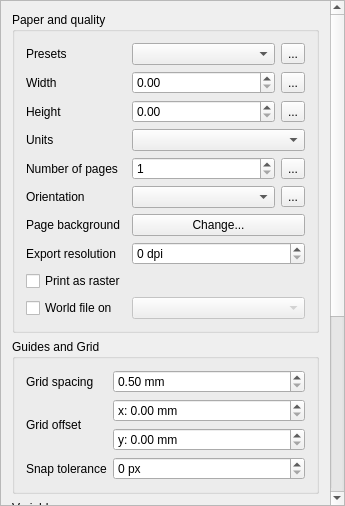
Old version of the form src/ui/composer/qgscompositionwidgetbase.ui in the repository carsmie/QGIS.
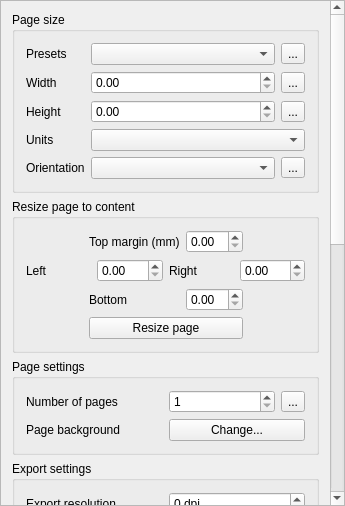
New version of the form. Custom widgets are drawn as their Qt base class.

Commit message:
[FEATURE][composer] Add fit page to contents option
New option in the composition panel, with optional extra margins
to add

Sponsored by NIWA

```diff
--- a/src/ui/composer/qgscompositionwidgetbase.ui
+++ b/src/ui/composer/qgscompositionwidgetbase.ui
@@ -59,9 +59,9 @@
       <property name="geometry">
        <rect>
         <x>0</x>
-        <y>-337</y>
+        <y>0</y>
         <width>327</width>
-        <height>841</height>
+        <height>1085</height>
        </rect>
       </property>
       <layout class="QVBoxLayout" name="verticalLayout_2">
@@ -71,7 +71,7 @@
           <enum>Qt::StrongFocus</enum>
          </property>
          <property name="title">
-          <string>Paper and quality</string>
+          <string>Page size</string>
          </property>
          <property name="syncGroup" stdset="0">
           <string notr="true">composeritem</string>
@@ -79,7 +79,53 @@
          <property name="collapsed" stdset="0">
           <bool>false</bool>
          </property>
-         <layout class="QGridLayout" name="gridLayout" columnstretch="0,1">
+         <layout class="QGridLayout" name="gridLayout" columnstretch="0,0">
+          <item row="4" column="0">
+           <widget class="QLabel" name="textLabel7">
+            <property name="text">
+             <string>Orientation</string>
+            </property>
+            <property name="wordWrap">
+             <bool>true</bool>
+            </property>
+            <property name="buddy">
+             <cstring>mPaperOrientationComboBox</cstring>
+            </property>
+           </widget>
+          </item>
+          <item row="2" column="0">
+           <widget class="QLabel" name="label_2">
+            <property name="text">
+             <string>Height</string>
+            </property>
+            <property name="wordWrap">
+             <bool>true</bool>
+            </property>
+           </widget>
+          </item>
+          <item row="3" column="1">
+           <widget class="QComboBox" name="mPaperUnitsComboBox">
+            <property name="enabled">
+             <bool>true</bool>
+            </property>
+            <property name="sizePolicy">
+             <sizepolicy hsizetype="Expanding" vsizetype="Fixed">
+              <horstretch>0</horstretch>
+              <verstretch>0</verstretch>
+             </sizepolicy>
+            </property>
+           </widget>
+          </item>
+          <item row="3" column="0">
+           <widget class="QLabel" name="label_3">
+            <property name="text">
+             <string>Units</string>
+            </property>
+            <property name="wordWrap">
+             <bool>true</bool>
+            </property>
+           </widget>
+          </item>
           <item row="0" column="0">
            <widget class="QLabel" name="textLabel3">
             <property name="text">
@@ -93,6 +139,72 @@
             </property>
            </widget>
           </item>
+          <item row="2" column="1">
+           <layout class="QHBoxLayout" name="horizontalLayout_3">
+            <item>
+             <widget class="QgsDoubleSpinBox" name="mPaperHeightDoubleSpinBox">
+              <property name="sizePolicy">
+               <sizepolicy hsizetype="Preferred" vsizetype="Minimum">
+                <horstretch>0</horstretch>
+                <verstretch>0</verstretch>
+               </sizepolicy>
+              </property>
+              <property name="prefix">
+               <string/>
+              </property>
+              <property name="suffix">
+               <string/>
+              </property>
+              <property name="maximum">
+               <double>99999.000000000000000</double>
+              </property>
+              <property name="showClearButton" stdset="0">
+               <bool>false</bool>
+              </property>
+             </widget>
+            </item>
+            <item>
+             <widget class="QgsDataDefinedButton" name="mPaperHeightDDBtn">
+              <property name="text">
+               <string>...</string>
+              </property>
+             </widget>
+            </item>
+           </layout>
+          </item>
+          <item row="1" column="1">
+           <layout class="QHBoxLayout" name="horizontalLayout_2">
+            <item>
+             <widget class="QgsDoubleSpinBox" name="mPaperWidthDoubleSpinBox">
+              <property name="sizePolicy">
+               <sizepolicy hsizetype="Preferred" vsizetype="Minimum">
+                <horstretch>0</horstretch>
+                <verstretch>0</verstretch>
+               </sizepolicy>
+              </property>
+              <property name="prefix">
+               <string/>
+              </property>
+              <property name="suffix">
+               <string/>
+              </property>
+              <property name="maximum">
+               <double>99999.000000000000000</double>
+              </property>
+              <property name="showClearButton" stdset="0">
+               <bool>false</bool>
+              </property>
+             </widget>
+            </item>
+            <item>
+             <widget class="QgsDataDefinedButton" name="mPaperWidthDDBtn">
+              <property name="text">
+               <string>...</string>
+              </property>
+             </widget>
+            </item>
+           </layout>
+          </item>
           <item row="0" column="1">
            <layout class="QHBoxLayout" name="horizontalLayout">
             <item>
@@ -127,32 +239,23 @@
             </property>
            </widget>
           </item>
-          <item row="1" column="1">
-           <layout class="QHBoxLayout" name="horizontalLayout_2">
+          <item row="4" column="1">
+           <layout class="QHBoxLayout" name="horizontalLayout_5">
             <item>
-             <widget class="QgsDoubleSpinBox" name="mPaperWidthDoubleSpinBox">
+             <widget class="QComboBox" name="mPaperOrientationComboBox">
+              <property name="enabled">
+               <bool>true</bool>
+              </property>
               <property name="sizePolicy">
-               <sizepolicy hsizetype="Preferred" vsizetype="Minimum">
+               <sizepolicy hsizetype="Expanding" vsizetype="Fixed">
                 <horstretch>0</horstretch>
                 <verstretch>0</verstretch>
                </sizepolicy>
               </property>
-              <property name="prefix">
-               <string/>
-              </property>
-              <property name="suffix">
-               <string/>
-              </property>
-              <property name="maximum">
-               <double>99999.000000000000000</double>
-              </property>
-              <property name="showClearButton" stdset="0">
-               <bool>false</bool>
-              </property>
              </widget>
             </item>
             <item>
-             <widget class="QgsDataDefinedButton" name="mPaperWidthDDBtn">
+             <widget class="QgsDataDefinedButton" name="mPaperOrientationDDBtn">
               <property name="text">
                <string>...</string>
               </property>
@@ -160,73 +263,122 @@
             </item>
            </layout>
           </item>
-          <item row="2" column="0">
-           <widget class="QLabel" name="label_2">
-            <property name="text">
-             <string>Height</string>
-            </property>
-            <property name="wordWrap">
-             <bool>true</bool>
-            </property>
-           </widget>
-          </item>
-          <item row="2" column="1">
-           <layout class="QHBoxLayout" name="horizontalLayout_3">
-            <item>
-             <widget class="QgsDoubleSpinBox" name="mPaperHeightDoubleSpinBox">
-              <property name="sizePolicy">
-               <sizepolicy hsizetype="Preferred" vsizetype="Minimum">
-                <horstretch>0</horstretch>
-                <verstretch>0</verstretch>
-               </sizepolicy>
+         </layout>
+        </widget>
+       </item>
+       <item>
+        <widget class="QgsCollapsibleGroupBoxBasic" name="groupBox_5">
+         <property name="title">
+          <string>Resize page to content</string>
+         </property>
+         <layout class="QVBoxLayout" name="verticalLayout_5">
+          <item>
+           <layout class="QGridLayout" name="gridLayout_5">
+            <item row="0" column="1">
+             <widget class="QLabel" name="label_4">
+              <property name="text">
+               <string>Top margin (mm)</string>
               </property>
-              <property name="prefix">
-               <string/>
+             </widget>
+            </item>
+            <item row="0" column="0">
+             <spacer name="horizontalSpacer">
+              <property name="orientation">
+               <enum>Qt::Horizontal</enum>
               </property>
-              <property name="suffix">
-               <string/>
+              <property name="sizeHint" stdset="0">
+               <size>
+                <width>40</width>
+                <height>20</height>
+               </size>
               </property>
-              <property name="maximum">
-               <double>99999.000000000000000</double>
+             </spacer>
+            </item>
+            <item row="0" column="3">
+             <spacer name="horizontalSpacer_2">
+              <property name="orientation">
+               <enum>Qt::Horizontal</enum>
               </property>
-              <property name="showClearButton" stdset="0">
-               <bool>false</bool>
+              <property name="sizeHint" stdset="0">
+               <size>
+                <width>40</width>
+                <height>20</height>
+               </size>
               </property>
+             </spacer>
+            </item>
+            <item row="0" column="2">
+             <widget class="QgsDoubleSpinBox" name="mTopMarginSpinBox">
+              <property name="singleStep">
+               <double>0.100000000000000</double>
+              </property>
              </widget>
             </item>
-            <item>
-             <widget class="QgsDataDefinedButton" name="mPaperHeightDDBtn">
+            <item row="1" column="0" colspan="4">
+             <layout class="QHBoxLayout" name="horizontalLayout_7">
+              <item>
+               <widget class="QLabel" name="label_5">
+                <property name="text">
+                 <string>Left</string>
+                </property>
+               </widget>
+              </item>
+              <item>
+               <widget class="QgsDoubleSpinBox" name="mLeftMarginSpinBox">
+                <property name="singleStep">
+                 <double>0.100000000000000</double>
+                </property>
+               </widget>
+              </item>
+              <item>
+               <widget class="QLabel" name="label_11">
+                <property name="text">
+                 <string>Right</string>
+                </property>
+               </widget>
+              </item>
+              <item>
+               <widget class="QgsDoubleSpinBox" name="mRightMarginSpinBox">
+                <property name="singleStep">
+                 <double>0.100000000000000</double>
+                </property>
+               </widget>
+              </item>
+             </layout>
+            </item>
+            <item row="2" column="1">
+             <widget class="QLabel" name="label_12">
               <property name="text">
-               <string>...</string>
+               <string>Bottom</string>
               </property>
              </widget>
             </item>
+            <item row="2" column="2">
+             <widget class="QgsDoubleSpinBox" name="mBottomMarginSpinBox">
+              <property name="singleStep">
+               <double>0.100000000000000</double>
+              </property>
+             </widget>
+            </item>
+            <item row="3" column="1" colspan="2">
+             <widget class="QPushButton" name="mResizePageButton">
+              <property name="text">
+               <string>Resize page</string>
+              </property>
+             </widget>
+            </item>
            </layout>
           </item>
-          <item row="3" column="0">
-           <widget class="QLabel" name="label_3">
-            <property name="text">
-             <string>Units</string>
-            </property>
-            <property name="wordWrap">
-             <bool>true</bool>
-            </property>
-           </widget>
-          </item>
-          <item row="3" column="1">
-           <widget class="QComboBox" name="mPaperUnitsComboBox">
-            <property name="enabled">
-             <bool>true</bool>
-            </property>
-            <property name="sizePolicy">
-             <sizepolicy hsizetype="Expanding" vsizetype="Fixed">
-              <horstretch>0</horstretch>
-              <verstretch>0</verstretch>
-             </sizepolicy>
-            </property>
-           </widget>
-          </item>
-          <item row="4" column="0">
+         </layout>
+        </widget>
+       </item>
+       <item>
+        <widget class="QgsCollapsibleGroupBoxBasic" name="groupBox_4">
+         <property name="title">
+          <string>Page settings</string>
+         </property>
+         <layout class="QGridLayout" name="gridLayout_4">
+          <item row="0" column="0">
            <widget class="QLabel" name="mNumPagesLabel">
             <property name="text">
              <string>Number of pages</string>
@@ -236,7 +388,7 @@
             </property>
            </widget>
           </item>
-          <item row="4" column="1">
+          <item row="0" column="1">
            <layout class="QHBoxLayout" name="horizontalLayout_4">
             <item>
              <widget class="QgsSpinBox" name="mNumPagesSpinBox">
@@ -257,65 +409,30 @@
             </item>
            </layout>
           </item>
-          <item row="5" column="0">
-           <widget class="QLabel" name="textLabel7">
-            <property name="text">
-             <string>Orientation</string>
-            </property>
-            <property name="wordWrap">
-             <bool>true</bool>
-            </property>
-            <property name="buddy">
-             <cstring>mPaperOrientationComboBox</cstring>
-            </property>
-           </widget>
-          </item>
-          <item row="5" column="1">
-           <layout class="QHBoxLayout" name="horizontalLayout_5">
-            <item>
-             <widget class="QComboBox" name="mPaperOrientationComboBox">
-              <property name="enabled">
-               <bool>true</bool>
-              </property>
-              <property name="sizePolicy">
-               <sizepolicy hsizetype="Expanding" vsizetype="Fixed">
-                <horstretch>0</horstretch>
-                <verstretch>0</verstretch>
-               </sizepolicy>
-              </property>
-             </widget>
-            </item>
-            <item>
-             <widget class="QgsDataDefinedButton" name="mPaperOrientationDDBtn">
-              <property name="text">
-               <string>...</string>
-              </property>
-             </widget>
-            </item>
-           </layout>
-          </item>
-          <item row="6" column="0">
+          <item row="1" column="0">
            <widget class="QLabel" name="label_10">
             <property name="text">
              <string>Page background</string>
             </property>
            </widget>
           </item>
-          <item row="6" column="1">
+          <item row="1" column="1">
            <widget class="QPushButton" name="mPageStyleButton">
             <property name="text">
              <string>Change...</string>
             </property>
            </widget>
           </item>
-          <item row="7" column="0">
-           <widget class="QLabel" name="label_9">
-            <property name="text">
-             <string>Export resolution</string>
-            </property>
-           </widget>
-          </item>
-          <item row="7" column="1">
+         </layout>
+        </widget>
+       </item>
+       <item>
+        <widget class="QgsCollapsibleGroupBoxBasic" name="groupBox_3">
+         <property name="title">
+          <string>Export settings</string>
+         </property>
+         <layout class="QGridLayout" name="gridLayout_3">
+          <item row="1" column="1">
            <widget class="QgsSpinBox" name="mResolutionSpinBox">
             <property name="suffix">
              <string> dpi</string>
@@ -331,7 +448,7 @@
             </property>
            </widget>
           </item>
-          <item row="8" column="0">
+          <item row="2" column="0">
            <widget class="QCheckBox" name="mPrintAsRasterCheckBox">
             <property name="text">
              <string>Print as raster</string>
@@ -344,7 +461,17 @@
             </property>
            </widget>
           </item>
-          <item row="9" column="0">
+          <item row="3" column="1">
+           <widget class="QComboBox" name="mWorldFileMapComboBox">
+            <property name="enabled">
+             <bool>false</bool>
+            </property>
+            <property name="editable">
+             <bool>false</bool>
+            </property>
+           </widget>
+          </item>
+          <item row="3" column="0">
            <widget class="QCheckBox" name="mGenerateWorldFileCheckBox">
             <property name="sizePolicy">
              <sizepolicy hsizetype="Minimum" vsizetype="Preferred">
@@ -357,13 +484,10 @@
             </property>
            </widget>
           </item>
-          <item row="9" column="1">
-           <widget class="QComboBox" name="mWorldFileMapComboBox">
-            <property name="enabled">
-             <bool>false</bool>
-            </property>
-            <property name="editable">
-             <bool>false</bool>
+          <item row="1" column="0">
+           <widget class="QLabel" name="label_9">
+            <property name="text">
+             <string>Export resolution</string>
             </property>
            </widget>
           </item>
```
Left out of the diff: 9 changed lines with no effect on the pictures. The commit also changes 10 other files.
